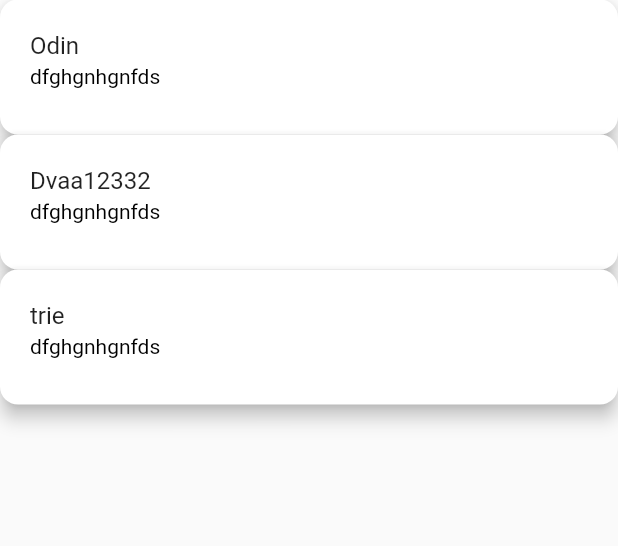
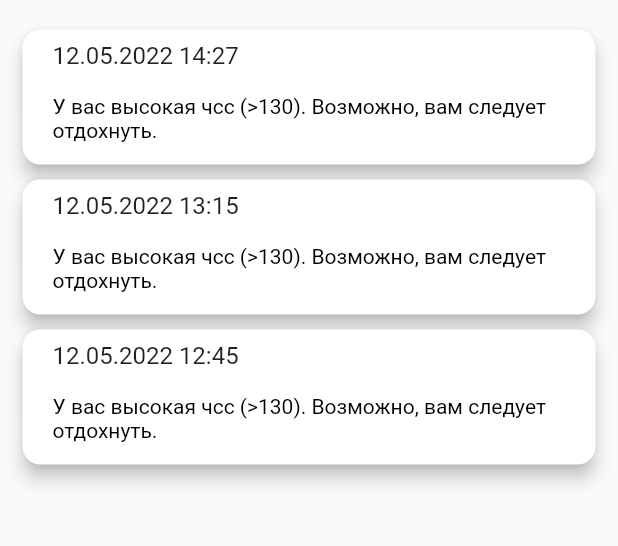
Before and after one commit to DosMaStyle/GenTask, a Flutter app: the NotificationPage screen opened by its route, on a phone screen of 412 x 824 dp, the part 119-665 px from its top. Run offline on Flutter 3.47's test engine with Material 2 defaults, Android fonts, the phone set to English and light mode, and no system bars; missing offline and left inert: huawei_health.

Commit message:
Notifications update

```diff
--- a/lib/authpage.dart
+++ b/lib/authpage.dart
@@ -36,7 +36,6 @@ class _AuthPageState extends State<AuthPage> {
           contentPadding: EdgeInsets.fromLTRB(12.0, 10.0, 20.0, 10.0),
           hintText: "Введите электронную почту",
           hintStyle: TextStyle( fontSize: 18.0,
-          fontWeight: FontWeight.bold,
           color: Color(0xffc4c4c4)),
           border:
           OutlineInputBorder(borderRadius: BorderRadius.circular(7.0))),
@@ -97,7 +96,7 @@ class _AuthPageState extends State<AuthPage> {
       ),
       body: Center(
         child: Container(
-          color: Colors.white,
+          //color: Color(0xfffefefe),
           child: Padding(
             padding: const EdgeInsets.all(35.0),
             child: Column(
--- a/lib/notificationpage.dart
+++ b/lib/notificationpage.dart
@@ -13,7 +13,7 @@ class _NotificationPageState extends State<NotificationPage> {
   @override
   void initState() {
     super.initState();
-    notif_cnt.addAll(['Odin','Dvaa12332','trie']);
+    notif_cnt.addAll(['12.05.2022 14:27','12.05.2022 13:15','12.05.2022 12:45']);
   }
 
   @override
@@ -77,18 +77,19 @@ class _NotificationPageState extends State<NotificationPage> {
           ),
         ],
       ),
-      body: ListView.builder(
+      body:ListView.separated(
+        separatorBuilder: (BuildContext context, int index) => Divider(height: 10,
+        color: Colors.transparent),
         itemCount: notif_cnt.length,
+        padding: EdgeInsets.symmetric(vertical: 20, horizontal: 15),
         itemBuilder: (BuildContext context, int index) {
           return Dismissible(
               key: Key(notif_cnt[index]),
               child: Material(
                 color: Colors.white,
                 elevation: 5,
-
                 borderRadius: BorderRadius.circular(12.0),
                   child: Container(
-                    //padding: EdgeInsets.fromLTRB(27.0,0,0,27.0),
                     height: 90.0,
 
 
@@ -96,7 +97,7 @@ class _NotificationPageState extends State<NotificationPage> {
                       color: Colors.white,
                       elevation: 0,
                       child: ListTile(title: Text(notif_cnt[index]),
-                      subtitle: Text("dfghgnhgnfds", style: TextStyle(
+                      subtitle: Text("\nУ вас высокая чсс (>130). Возможно, вам следует отдохнуть.", style: TextStyle(
                         color: Colors.black,
 
                       ),),),
```
